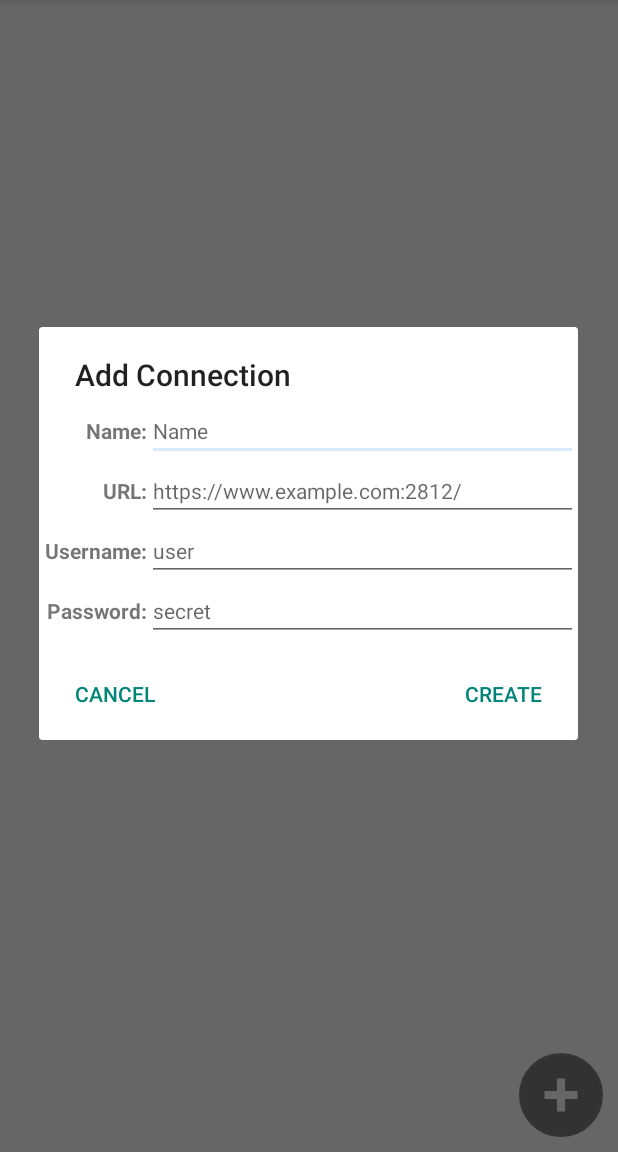
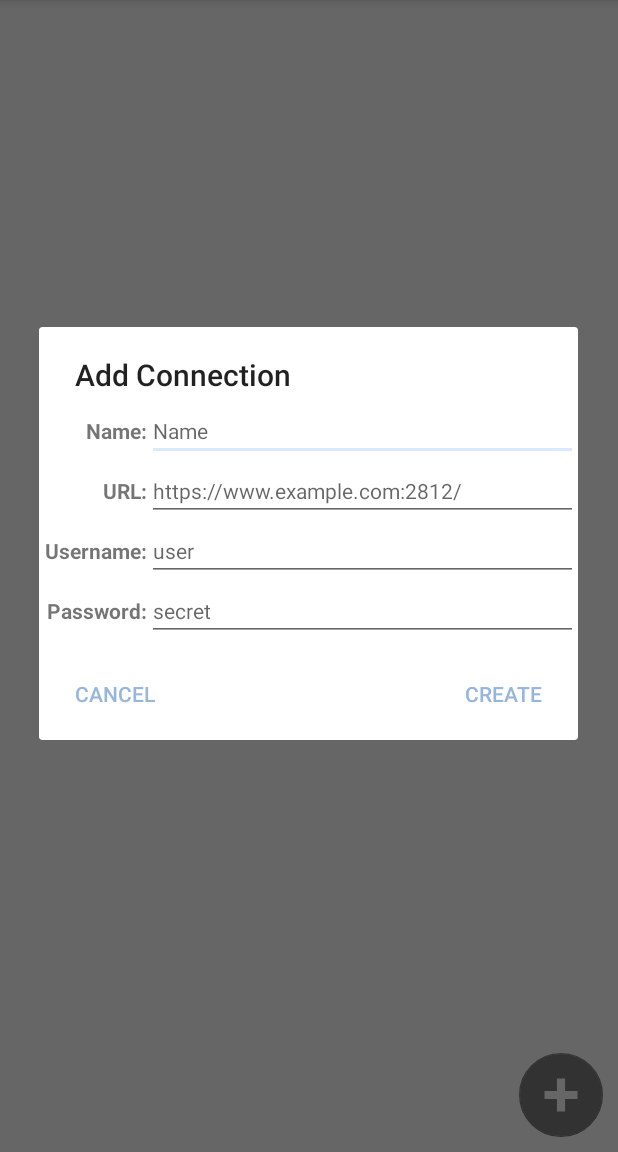
Before and after one commit to kjpc-tech/MONITor, an Android app: the screen it shows after launch (MONITorMainActivity), after a tap on an icon or button, on a phone screen of 412 x 824 dp, the part 84-1236 px from its top. Run offline under Robolectric (Android 15) with nearby library versions, the phone set to English and light mode, and no system bars.

Commit message:
Updated AlertDialog button text color.

```diff
--- a/app/src/main/java/tech/kjpc/monitorapp/MONITorAddConnectionDialog.java
+++ b/app/src/main/java/tech/kjpc/monitorapp/MONITorAddConnectionDialog.java
@@ -18,7 +18,7 @@ import java.net.URL;
  * Created by kyle on 11/1/17.
  */
 
-public class MONITorAddConnectionDialog extends AppCompatDialogFragment {
+public class MONITorAddConnectionDialog extends AppCompatDialogFragment implements DialogInterface.OnShowListener {
     @Override
     public Dialog onCreateDialog(Bundle savedInstanceState) {
         AlertDialog.Builder builder = new AlertDialog.Builder(new ContextThemeWrapper(getActivity(), R.style.AppTheme_NoActionBar));
@@ -68,6 +68,19 @@ public class MONITorAddConnectionDialog extends AppCompatDialogFragment {
 
             }
         });
-        return builder.create();
+        AlertDialog dialog = builder.create();
+        dialog.setOnShowListener(this);
+        return dialog;
+    }
+
+    @Override
+    public void onShow(DialogInterface dialog) {
+        try {
+            ((AlertDialog) dialog).getButton(AlertDialog.BUTTON_NEGATIVE).setTextColor(getResources().getColor(R.color.color_accent_dark));
+            ((AlertDialog) dialog).getButton(AlertDialog.BUTTON_NEUTRAL).setTextColor(getResources().getColor(R.color.color_accent_dark));
+            ((AlertDialog) dialog).getButton(AlertDialog.BUTTON_POSITIVE).setTextColor(getResources().getColor(R.color.color_accent_dark));
+        } catch (Exception e) {
+            Log.e(MONITorMainActivity.LOG_TAG, e.getMessage());
+        }
     }
 }
--- a/app/src/main/res/values/colors.xml
+++ b/app/src/main/res/values/colors.xml
@@ -3,6 +3,7 @@
     <color name="color_primary">#7e7e7e</color>
     <color name="color_primary_dark">#222222</color>
     <color name="color_accent">#d9eaff</color>
+    <color name="color_accent_dark">#98b6dc</color>
     <color name="color_white">#ffffff</color>
     <color name="color_monitor_connection_view_bg">#edf5ff</color>
     <color name="color_monitor_connection_view_bg_editing">#d9eaff</color>
```
Also changed, not shown: app/src/main/java/tech/kjpc/monitorapp/MONITorEditConnectionDialog.java (+15 -2 lines).
